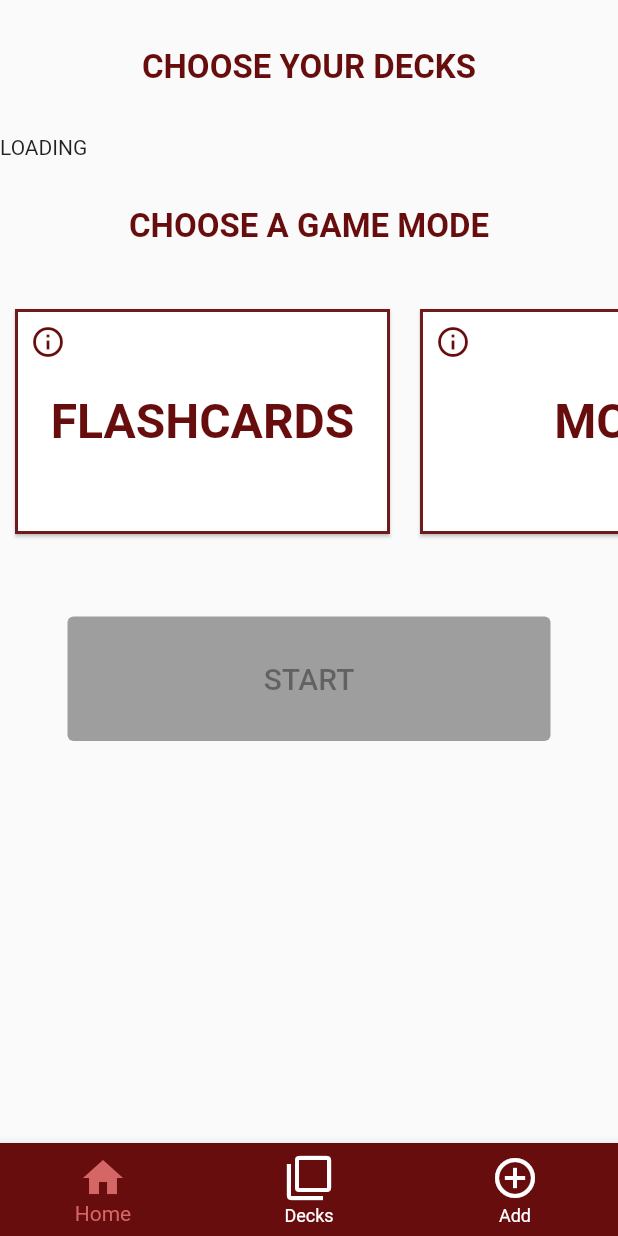
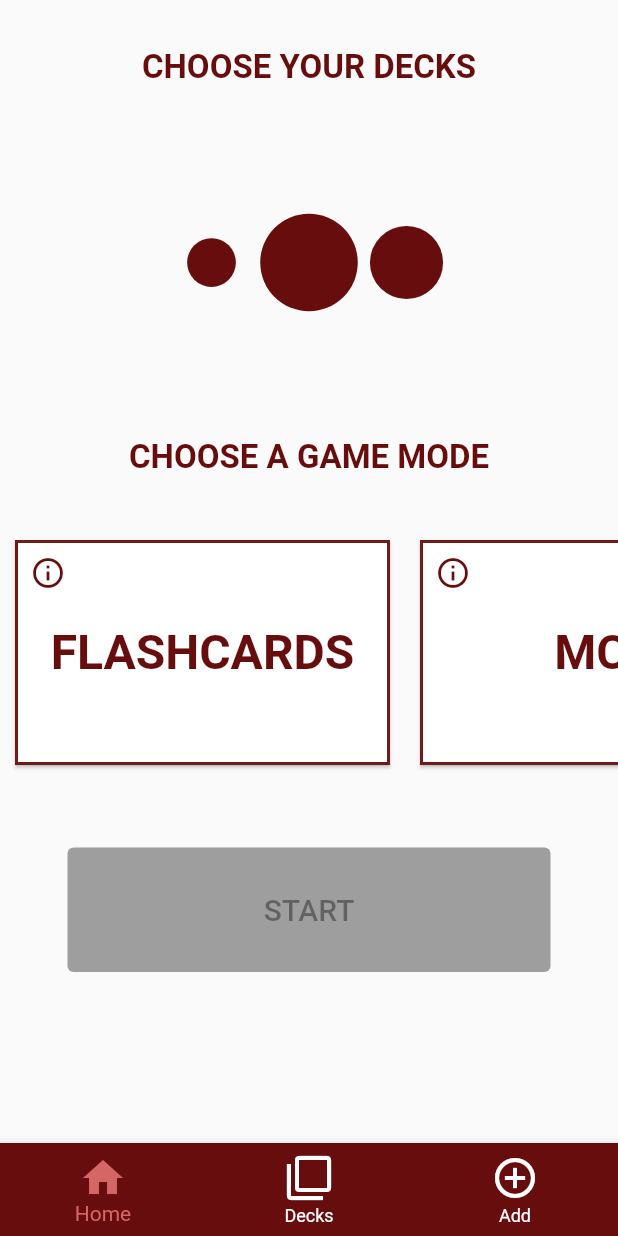
Before and after one commit to FlorianFlouquet/Yomikata, a Flutter app: the screen it shows after launch, on a phone screen of 412 x 824 dp. Run offline on Flutter 3.47's test engine with Material 2 defaults, Android fonts, the phone set to English and light mode, and no system bars; our stand-ins replace flip_card, loading_animation_widget; missing offline and left inert: mongo_dart.

Commit message:
style: added a loading animation while the app is retrieving data from the database

```diff
--- a/lib/pages/gameConfigPage.dart
+++ b/lib/pages/gameConfigPage.dart
@@ -1,4 +1,5 @@
 import 'package:flutter/material.dart';
+import 'package:loading_animation_widget/loading_animation_widget.dart';
 import 'package:yomikata/components/customAppBar.dart';
 import 'package:yomikata/pages/addDeckPage.dart';
 import 'package:yomikata/service/deckService.dart';
@@ -103,7 +104,15 @@ class _GameConfigPageState extends State<GameConfigPage> {
             ),
           ),
         ),
-        decks.isEmpty ? Text("LOADING") : Container(
+        decks.isEmpty
+        ? Container(
+          height: 170,
+          child: LoadingAnimationWidget.fourRotatingDots(
+            color: Color(0xff670D0D),
+            size: 130.0,
+          ),
+        )
+        : Container(
           height: 170,
           child: ListView(
             scrollDirection: Axis.horizontal,
--- a/pubspec.yaml
+++ b/pubspec.yaml
@@ -33,6 +33,7 @@ dependencies:
     sdk: flutter
   flip_card: ^0.6.0
   mongo_dart: ^0.8.0
+  loading_animation_widget:
 
 
   # The following adds the Cupertino Icons font to your application.
```
Also changed, not shown: pubspec.lock.
